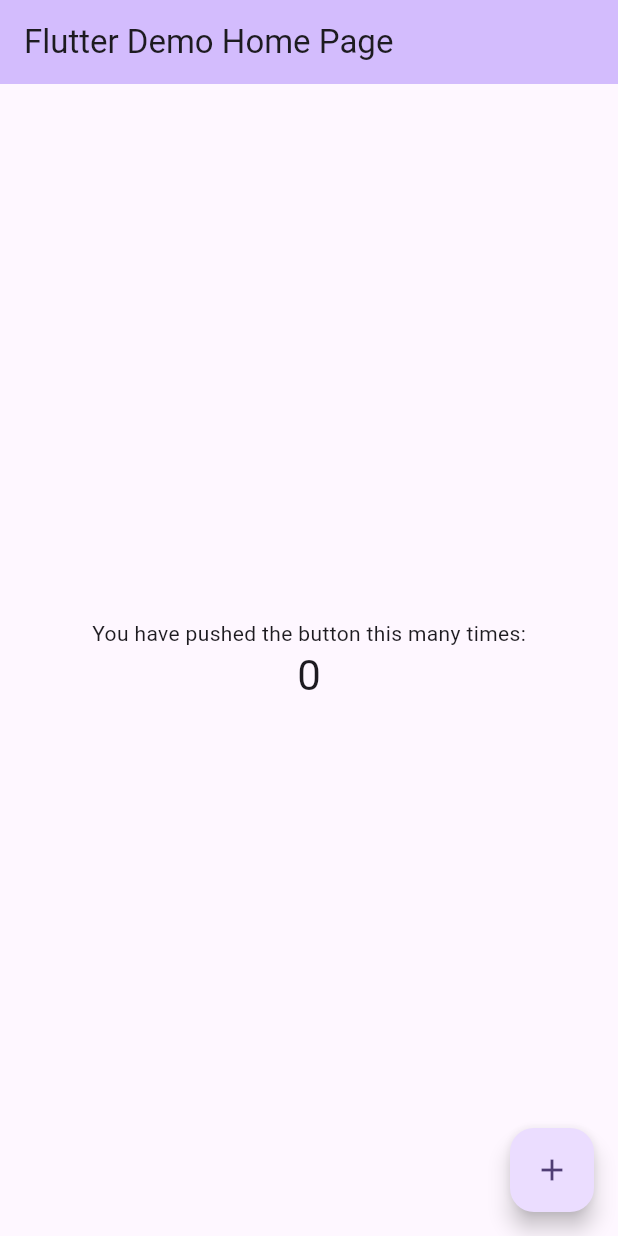
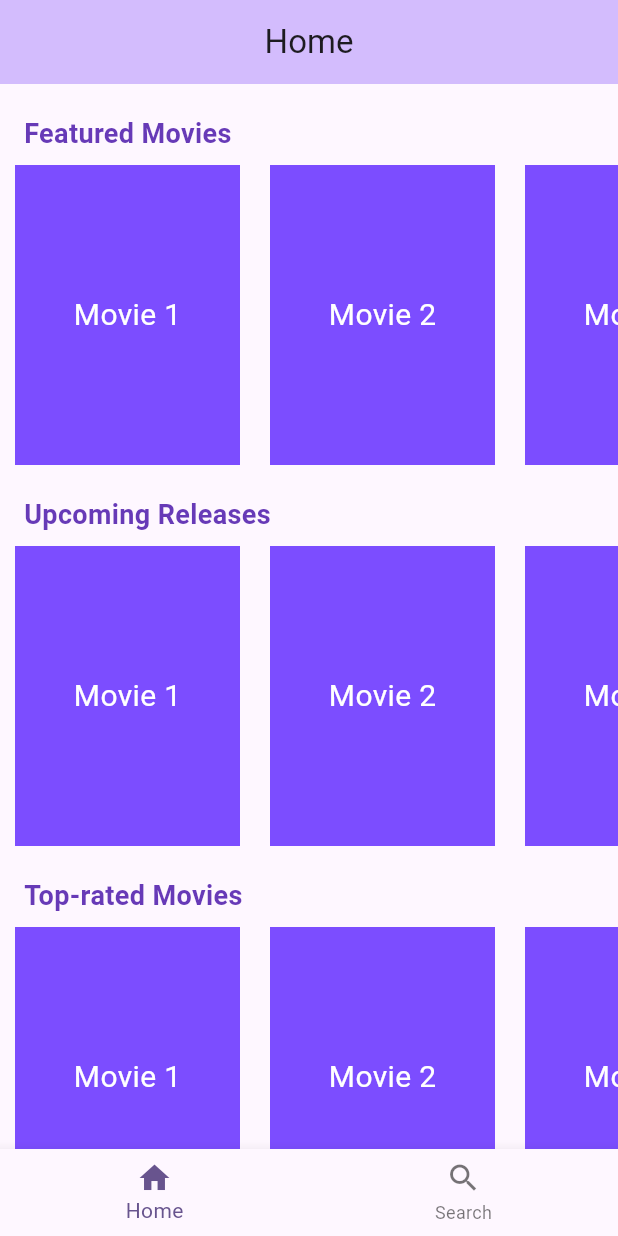
Before and after one commit to mauriciolechugaCA/PopcornMate, a Flutter app: the screen it shows after launch, on a phone screen of 412 x 824 dp. Run offline on Flutter 3.47's test engine with Material 3 defaults, Android fonts, the phone set to English and light mode, and no system bars.

Commit message:
Added home screen layout with navigation and carousel widgets

```diff
--- /dev/null
+++ b/lib/home_screen.dart
@@ -0,0 +1,38 @@
+import 'package:flutter/material.dart';
+import 'package:popcornmate_app/widgets/carousel.dart';
+import 'package:popcornmate_app/widgets/section_title.dart';
+
+class MyHomePage extends StatefulWidget {
+  const MyHomePage({super.key, required this.title});
+
+  final String title;
+
+  @override
+  State<MyHomePage> createState() => _MyHomePageState();
+}
+
+class _MyHomePageState extends State<MyHomePage> {
+  @override
+  Widget build(BuildContext context) {
+    return Scaffold(
+      appBar: AppBar(
+        backgroundColor: Theme.of(context).colorScheme.inversePrimary,
+        title: Text(widget.title),
+        centerTitle: true,
+      ),
+      body: const Center(
+        child: Column(
+          mainAxisAlignment: MainAxisAlignment.start,
+          children: [
+            SectionTitle(title: 'Featured Movies'),
+            SizedBox(height: 200, child: Carousel()),
+            SectionTitle(title: 'Upcoming Releases'),
+            SizedBox(height: 200, child: Carousel()),
+            SectionTitle(title: 'Top-rated Movies'),
+            SizedBox(height: 200, child: Carousel()),
+          ],
+        ),
+      ),
+    );
+  }
+}
--- a/lib/main.dart
+++ b/lib/main.dart
@@ -1,4 +1,5 @@
 import 'package:flutter/material.dart';
+import 'package:popcornmate_app/navigation/main_navigation.dart';
 
 void main() {
   runApp(const MyApp());
@@ -11,115 +12,13 @@
   @override
   Widget build(BuildContext context) {
     return MaterialApp(
-      title: 'Flutter Demo',
+      title: 'PopcornMate',
+      debugShowCheckedModeBanner: false,
       theme: ThemeData(
-        // This is the theme of your application.
-        //
-        // TRY THIS: Try running your application with "flutter run". You'll see
-        // the application has a purple toolbar. Then, without quitting the app,
-        // try changing the seedColor in the colorScheme below to Colors.green
-        // and then invoke "hot reload" (save your changes or press the "hot
-        // reload" button in a Flutter-supported IDE, or press "r" if you used
-        // the command line to start the app).
-        //
-        // Notice that the counter didn't reset back to zero; the application
-        // state is not lost during the reload. To reset the state, use hot
-        // restart instead.
-        //
-        // This works for code too, not just values: Most code changes can be
-        // tested with just a hot reload.
         colorScheme: ColorScheme.fromSeed(seedColor: Colors.deepPurple),
         useMaterial3: true,
       ),
-      home: const MyHomePage(title: 'Flutter Demo Home Page'),
+      home: const MainNavigation(),
     );
   }
 }
-
-class MyHomePage extends StatefulWidget {
-  const MyHomePage({super.key, required this.title});
-
-  // This widget is the home page of your application. It is stateful, meaning
-  // that it has a State object (defined below) that contains fields that affect
-  // how it looks.
-
-  // This class is the configuration for the state. It holds the values (in this
-  // case the title) provided by the parent (in this case the App widget) and
-  // used by the build method of the State. Fields in a Widget subclass are
-  // always marked "final".
-
-  final String title;
-
-  @override
-  State<MyHomePage> createState() => _MyHomePageState();
-}
-
-class _MyHomePageState extends State<MyHomePage> {
-  int _counter = 0;
-
-  void _incrementCounter() {
-    setState(() {
-      // This call to setState tells the Flutter framework that something has
-      // changed in this State, which causes it to rerun the build method below
-      // so that the display can reflect the updated values. If we changed
-      // _counter without calling setState(), then the build method would not be
-      // called again, and so nothing would appear to happen.
-      _counter++;
-    });
-  }
-
-  @override
-  Widget build(BuildContext context) {
-    // This method is rerun every time setState is called, for instance as done
-    // by the _incrementCounter method above.
-    //
-    // The Flutter framework has been optimized to make rerunning build methods
-    // fast, so that you can just rebuild anything that needs updating rather
-    // than having to individually change instances of widgets.
-    return Scaffold(
-      appBar: AppBar(
-        // TRY THIS: Try changing the color here to a specific color (to
-        // Colors.amber, perhaps?) and trigger a hot reload to see the AppBar
-        // change color while the other colors stay the same.
-        backgroundColor: Theme.of(context).colorScheme.inversePrimary,
-        // Here we take the value from the MyHomePage object that was created by
-        // the App.build method, and use it to set our appbar title.
-        title: Text(widget.title),
-      ),
-      body: Center(
-        // Center is a layout widget. It takes a single child and positions it
-        // in the middle of the parent.
-        child: Column(
-          // Column is also a layout widget. It takes a list of children and
-          // arranges them vertically. By default, it sizes itself to fit its
-          // children horizontally, and tries to be as tall as its parent.
-          //
-          // Column has various properties to control how it sizes itself and
-          // how it positions its children. Here we use mainAxisAlignment to
-          // center the children vertically; the main axis here is the vertical
-          // axis because Columns are vertical (the cross axis would be
-          // horizontal).
-          //
-          // TRY THIS: Invoke "debug painting" (choose the "Toggle Debug Paint"
-          // action in the IDE, or press "p" in the console), to see the
-          // wireframe for each widget.
-          mainAxisAlignment: MainAxisAlignment.center,
-          children: <Widget>[
-            const Text(
-              'You have pushed the button this many times:',
-            ),
-            Text(
-              '$_counter',
-              style: Theme.of(context).textTheme.headlineMedium,
-            ),
-          ],
-        ),
-      ),
-      floatingActionButton: FloatingActionButton(
-        onPressed: _incrementCounter,
-        tooltip: 'Increment',
-        child: const Icon(Icons.add),
-      ), // This trailing comma makes auto-formatting nicer for build methods.
-    );
-  }
-}
--- /dev/null
+++ b/lib/navigation/main_navigation.dart
@@ -0,0 +1,42 @@
+import 'package:flutter/material.dart';
+import 'package:popcornmate_app/home_screen.dart';
+
+class MainNavigation extends StatefulWidget {
+  const MainNavigation({super.key});
+
+  @override
+  State<MainNavigation> createState() => _MainNavigationState();
+}
+
+// Creates the class to manage the state of the navigation
+class _MainNavigationState extends State<MainNavigation> {
+  int _selectedIndex = 0;
+
+  // Creates a list of widgets to be displayed in the navigation
+  static const List<Widget> _pages = [
+    MyHomePage(title: 'Home'),
+    Text('Search'),
+  ];
+
+  void _onItemTapped(int index) {
+    setState(() {
+      _selectedIndex = index;
+    });
+  }
+
+  @override
+  Widget build(BuildContext context) {
+    return Scaffold(
+      body: _pages[_selectedIndex],
+      bottomNavigationBar: BottomNavigationBar(
+        type: BottomNavigationBarType.fixed,
+        items: const <BottomNavigationBarItem>[
+          BottomNavigationBarItem(icon: Icon(Icons.home), label: 'Home'),
+          BottomNavigationBarItem(icon: Icon(Icons.search), label: 'Search'),
+        ],
+        currentIndex: _selectedIndex,
+        onTap: _onItemTapped,
+      ),
+    );
+  }
+}
--- /dev/null
+++ b/lib/widgets/carousel.dart
@@ -0,0 +1,27 @@
+import 'package:flutter/material.dart';
+
+// This class is used to create a carousel
+class Carousel extends StatelessWidget {
+  const Carousel({super.key});
+
+  @override
+  Widget build(BuildContext context) {
+    return ListView.builder(
+      scrollDirection: Axis.horizontal,
+      itemCount: 5,
+      itemBuilder: (context, index) {
+        return Container(
+          width: 150,
+          margin: const EdgeInsets.symmetric(horizontal: 10),
+          color: Colors.deepPurpleAccent,
+          child: Center(
+            child: Text(
+              'Movie ${index + 1}',
+              style: const TextStyle(color: Colors.white, fontSize: 20),
+            ),
+          ),
+        );
+      },
+    );
+  }
+}
--- /dev/null
+++ b/lib/widgets/section_title.dart
@@ -0,0 +1,25 @@
+import 'package:flutter/material.dart';
+
+// This class is used to create sections titles
+class SectionTitle extends StatelessWidget {
+  final String title;
+
+  const SectionTitle({super.key, required this.title});
+
+  @override
+  Widget build(BuildContext context) {
+    return Align(
+        alignment: Alignment.centerLeft,
+        child: Padding(
+          padding: const EdgeInsets.only(left: 16.0, bottom: 8.0, top: 20.0),
+          child: Text(
+            title,
+            style: const TextStyle(
+              fontSize: 18,
+              fontWeight: FontWeight.bold,
+              color: Colors.deepPurple,
+            ),
+          ),
+        ));
+  }
+}
```
